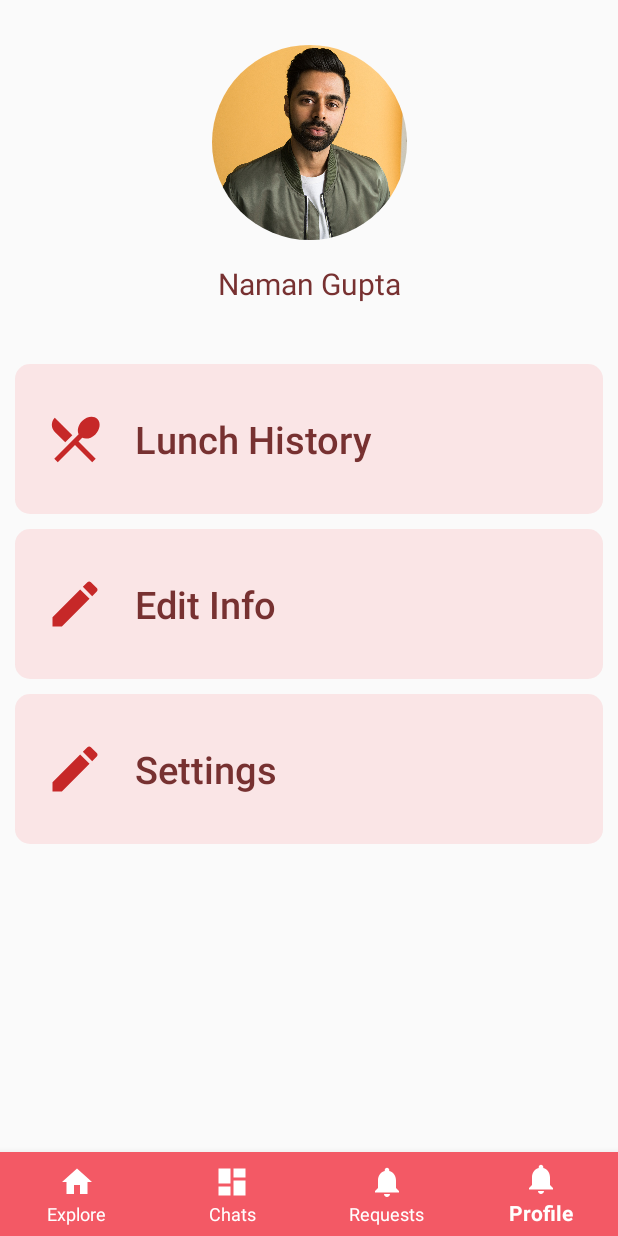
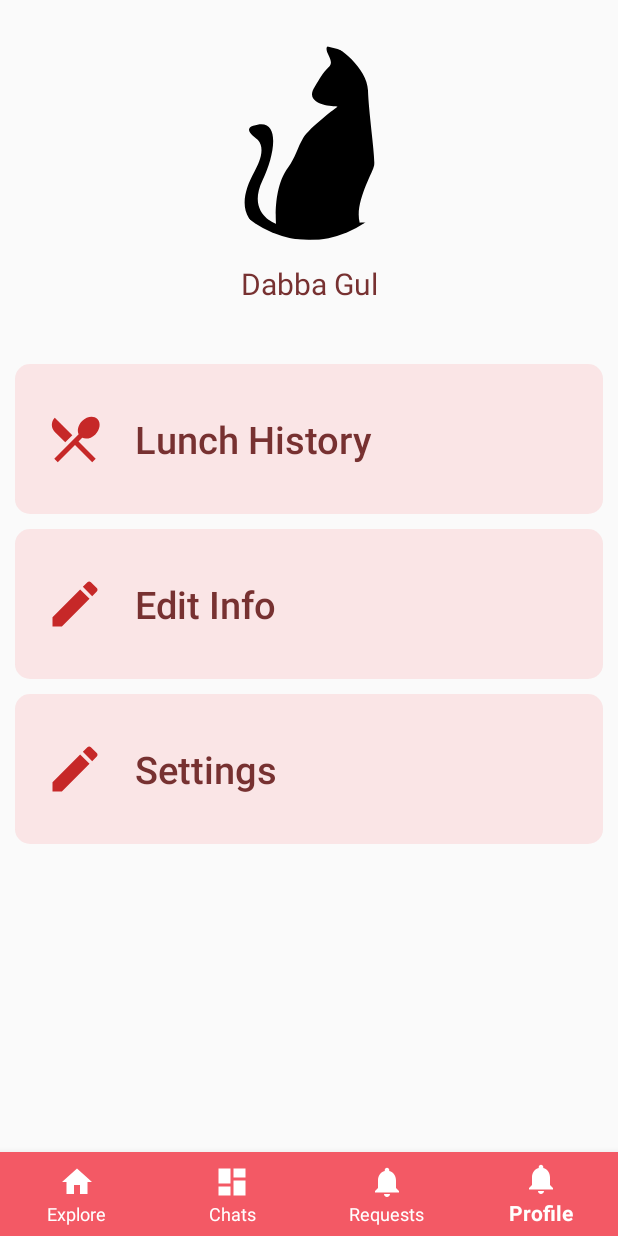
Before and after one commit to chirag-jn/DabbaGul, an Android app: the screen it shows after launch (MainActivity), item 4 of the bottom bar chosen, on a phone screen of 412 x 824 dp. Run offline under Robolectric (Android 15) with nearby library versions, the phone set to English and light mode, and no system bars; our stand-ins replace CircleImageView, Firebase (no records; nobody signed in at launch, a user with empty details on screens opened directly).

Commit message:
Corrected fragment profile

```diff
--- a/app/src/main/res/layout/fragment_profile.xml
+++ b/app/src/main/res/layout/fragment_profile.xml
@@ -1,6 +1,5 @@
 <?xml version="1.0" encoding="utf-8"?>
-<FrameLayout
-    xmlns:android="http://schemas.android.com/apk/res/android"
+<FrameLayout xmlns:android="http://schemas.android.com/apk/res/android"
     xmlns:app="http://schemas.android.com/apk/res-auto"
     xmlns:tools="http://schemas.android.com/tools"
     android:layout_width="match_parent"
@@ -17,7 +16,7 @@
             android:layout_marginStart="8dp"
             android:layout_marginTop="30dp"
             android:layout_marginEnd="8dp"
-            android:src="@drawable/hasan_minhaj"
+            android:src="@drawable/sample_profile"
             app:civ_border_color="@color/backColor"
             app:civ_border_width="@dimen/profile_image_border"
             app:layout_constraintEnd_toEndOf="parent"
@@ -29,25 +28,26 @@
             android:layout_width="wrap_content"
             android:layout_height="wrap_content"
             android:layout_marginTop="15dp"
-            android:text="Naman Gupta"
+            android:text="@string/sample_profile_name"
             android:textAlignment="center"
-            android:textColor="#773131"
+            android:textColor="@color/profile_elements_text_color"
             android:textSize="@dimen/profile_name_size"
             app:layout_constraintEnd_toEndOf="@+id/profile_image"
             app:layout_constraintStart_toStartOf="@+id/profile_image"
             app:layout_constraintTop_toBottomOf="@+id/profile_image" />
 
         <LinearLayout
-            android:id="@+id/history_button"
-            android:clickable="true"
+            android:id="@+id/profile_history_button"
             android:layout_width="match_parent"
             android:layout_height="100dp"
             android:layout_marginLeft="10dp"
+            android:layout_marginTop="40dp"
             android:layout_marginRight="10dp"
             android:background="@drawable/food_list_item_frame"
+            android:clickable="true"
+            android:focusable="true"
             android:orientation="horizontal"
             android:padding="20dp"
-            android:layout_marginTop="40dp"
             app:layout_constraintEnd_toEndOf="parent"
             app:layout_constraintTop_toBottomOf="@+id/profile_name">
 
@@ -55,91 +55,96 @@
             <ImageView
                 android:layout_width="40dp"
                 android:layout_height="40dp"
+                android:layout_gravity="center_vertical"
                 android:scaleType="centerCrop"
-            android:layout_gravity="center_vertical"
                 android:src="@drawable/ic_restaurant_menu_24px"
-            android:tint="#c62828"/>
+                android:contentDescription="@string/lunch_history"
+                android:tint="@color/profile_elements_image_tint" />
 
             <TextView
                 style="@android:style/TextAppearance.Material.Widget.Toolbar.Title"
                 android:layout_width="wrap_content"
                 android:layout_height="wrap_content"
                 android:layout_gravity="center_vertical"
-            android:layout_marginLeft="20dp"
-            android:text="Lunch History"
-            android:textColor="#773131"
-            android:textSize="25sp" />
+                android:layout_marginStart="20dp"
+                android:text="@string/lunch_history"
+                android:textColor="@color/profile_elements_text_color"
+                android:textSize="@dimen/profile_elems_text_size" />
 
         </LinearLayout>
 
         <LinearLayout
-            android:id="@+id/edit_button"
-            android:clickable="true"
+            android:id="@+id/profile_edit_button"
             android:layout_width="match_parent"
             android:layout_height="100dp"
             android:layout_marginLeft="10dp"
+            android:layout_marginTop="10dp"
             android:layout_marginRight="10dp"
             android:background="@drawable/food_list_item_frame"
+            android:clickable="true"
+            android:focusable="true"
             android:orientation="horizontal"
             android:padding="20dp"
-            android:layout_marginTop="10dp"
             app:layout_constraintEnd_toEndOf="parent"
-            app:layout_constraintTop_toBottomOf="@+id/history_button">
+            app:layout_constraintTop_toBottomOf="@+id/profile_history_button">
 
 
             <ImageView
                 android:layout_width="40dp"
                 android:layout_height="40dp"
+                android:layout_gravity="center_vertical"
                 android:scaleType="centerCrop"
-                android:layout_gravity="center_vertical"
+                android:contentDescription="@string/edit_info"
                 android:src="@drawable/ic_edit_24px"
-                android:tint="#c62828"/>
+                android:tint="@color/profile_elements_image_tint" />
 
             <TextView
                 style="@android:style/TextAppearance.Material.Widget.Toolbar.Title"
                 android:layout_width="wrap_content"
                 android:layout_height="wrap_content"
                 android:layout_gravity="center_vertical"
-                android:layout_marginLeft="20dp"
-                android:text="Edit Info"
-                android:textColor="#773131"
-                android:textSize="25sp" />
+                android:layout_marginStart="20dp"
+                android:text="@string/edit_info"
+                android:textColor="@color/profile_elements_text_color"
+                android:textSize="@dimen/profile_elems_text_size" />
 
 
         </LinearLayout>
 
         <LinearLayout
-            android:id="@+id/settings_button"
-            android:clickable="true"
+            android:id="@+id/profile_settings_button"
             android:layout_width="match_parent"
             android:layout_height="100dp"
             android:layout_marginLeft="10dp"
+            android:layout_marginTop="10dp"
             android:layout_marginRight="10dp"
             android:background="@drawable/food_list_item_frame"
+            android:clickable="true"
+            android:focusable="true"
             android:orientation="horizontal"
             android:padding="20dp"
-            android:layout_marginTop="10dp"
             app:layout_constraintEnd_toEndOf="parent"
-            app:layout_constraintTop_toBottomOf="@+id/edit_button">
+            app:layout_constraintTop_toBottomOf="@+id/profile_edit_button">
 
 
             <ImageView
                 android:layout_width="40dp"
                 android:layout_height="40dp"
+                android:layout_gravity="center_vertical"
                 android:scaleType="centerCrop"
-                android:layout_gravity="center_vertical"
                 android:src="@drawable/ic_edit_24px"
-                android:tint="#c62828"/>
+                android:contentDescription="@string/settings"
+                android:tint="@color/profile_elements_image_tint" />
 
             <TextView
                 style="@android:style/TextAppearance.Material.Widget.Toolbar.Title"
                 android:layout_width="wrap_content"
                 android:layout_height="wrap_content"
                 android:layout_gravity="center_vertical"
-                android:layout_marginLeft="20dp"
-                android:text="Settings"
-                android:textColor="#773131"
-                android:textSize="25sp" />
+                android:layout_marginStart="20dp"
+                android:text="@string/settings"
+                android:textColor="@color/profile_elements_text_color"
+                android:textSize="@dimen/profile_elems_text_size" />
 
 
         </LinearLayout>
--- a/app/src/main/res/values/colors.xml
+++ b/app/src/main/res/values/colors.xml
@@ -10,6 +10,8 @@
     <color name="backColor">#F35965</color>
 
     <color name="profileNameFontColor">#000000</color>
+    <color name="profile_elements_text_color">#773131</color>
+    <color name="profile_elements_image_tint">#c62828</color>
 
     <color name="popupTextColor">#000000</color>
 </resources>
--- a/app/src/main/res/values/dimens.xml
+++ b/app/src/main/res/values/dimens.xml
@@ -5,6 +5,7 @@
 
     <dimen name="profile_image_border">0dp</dimen>
     <dimen name="profile_name_size">20sp</dimen>
+    <dimen name="profile_elems_text_size">25sp</dimen>
 
     <dimen name="popup_text_size">22sp</dimen>
     <dimen name="popup_button_text_size">18sp</dimen>
--- a/app/src/main/res/values/strings.xml
+++ b/app/src/main/res/values/strings.xml
@@ -7,6 +7,9 @@
     <string name="nav_title_profile">Profile</string>
 
     <string name="sample_profile_name">Dabba Gul</string>
+    <string name="lunch_history">Lunch History</string>
+    <string name="edit_info">Edit Info</string>
+    <string name="settings">Settings</string>
 
     <string name="disconnect">Disconnect</string>
     <string name="sign_out">Sign Out</string>
```
Also changed, not shown: app/src/main/res/drawable/hasan_minhaj.jpg (deleted). Lines whose indentation alone changed are shown as unchanged.
